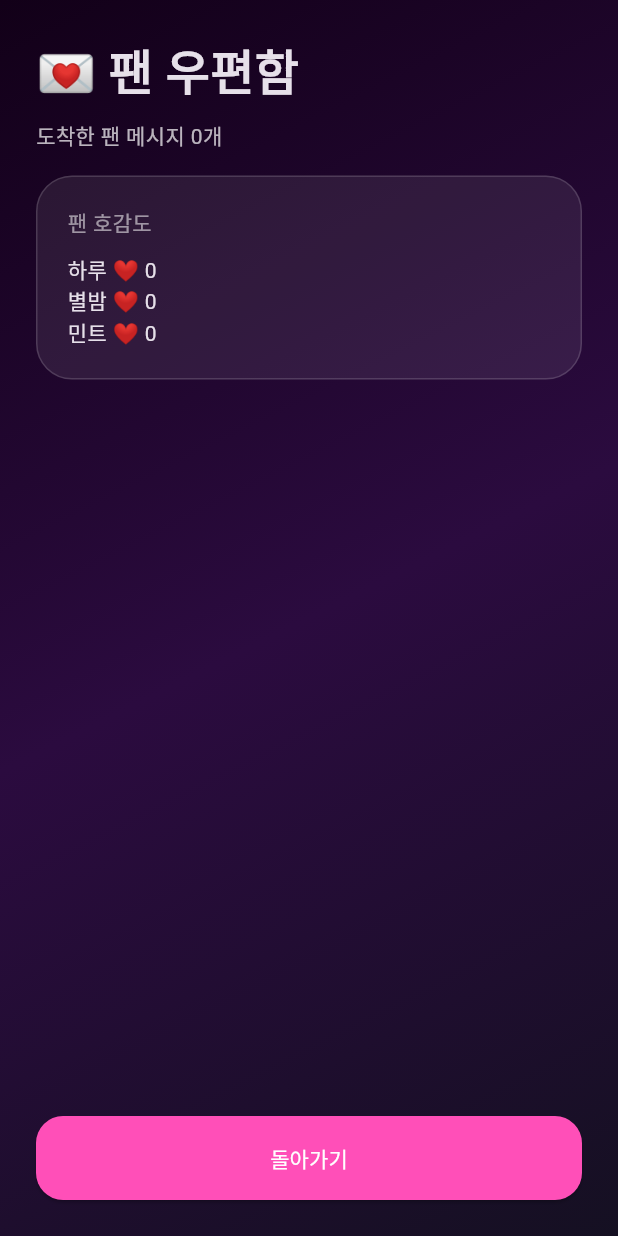
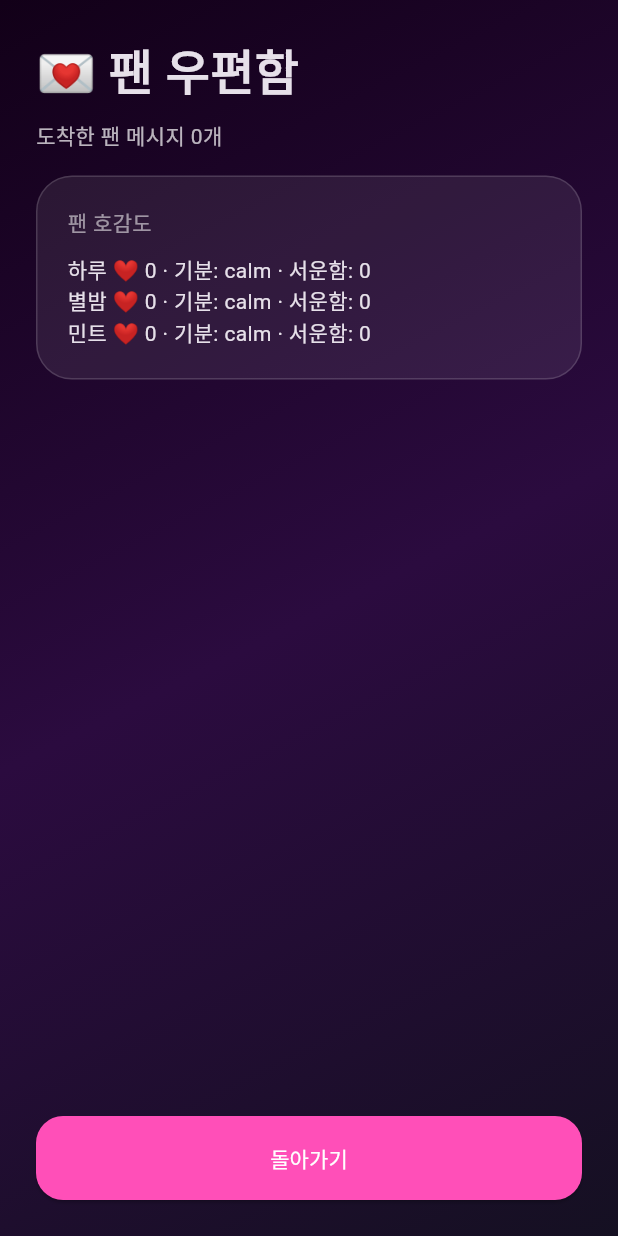
Before and after one commit to binamana/fanlive, a Flutter app: the FanMailboxScreen widget shown alone on an empty page, opened directly, on a phone screen of 412 x 824 dp. Run offline on Flutter 3.47's test engine with Material 3 defaults, Android fonts, the phone set to English and light mode, and no system bars; our stand-ins replace shared_preferences; accounts and stored records are empty.

Commit message:
Add core fan relationship profiles

```diff
--- a/lib/app/fanlive_globals.dart
+++ b/lib/app/fanlive_globals.dart
@@ -1,4 +1,6 @@
 import '../models/broadcast_record.dart';
+import '../models/core_fan_profile.dart';
+import '../services/core_fan_service.dart';
 
 List<BroadcastRecord> globalBroadcastRecords = [];
 
@@ -17,3 +19,9 @@ Map<String, String> fanProfiles = {
 };
 
 Map<String, int> fanAffection = {'하루': 0, '별밤': 0, '민트': 0};
+
+List<CoreFanProfile> globalCoreFanProfiles =
+    CoreFanService.createDefaultProfiles()
+      ..forEach((profile) {
+        profile.affection = fanAffection[profile.name] ?? profile.affection;
+      });
--- a/lib/screens/fan_mailbox_screen.dart
+++ b/lib/screens/fan_mailbox_screen.dart
@@ -1,6 +1,7 @@
 import 'package:flutter/material.dart';
 
-import '../app/fanlive_globals.dart' show fanAffection, globalFanMessages;
+import '../app/fanlive_globals.dart'
+    show fanAffection, globalCoreFanProfiles, globalFanMessages;
 import '../main.dart' show fanButtonStyle;
 import '../widgets/fanlive_background.dart';
 import '../widgets/glass_card.dart';
@@ -36,9 +37,10 @@ class FanMailboxScreen extends StatelessWidget {
                       style: TextStyle(color: Colors.white54),
                     ),
                     const SizedBox(height: 10),
-                    Text('하루 ❤️ ${fanAffection['하루'] ?? 0}'),
-                    Text('별밤 ❤️ ${fanAffection['별밤'] ?? 0}'),
-                    Text('민트 ❤️ ${fanAffection['민트'] ?? 0}'),
+                    for (final profile in globalCoreFanProfiles)
+                      Text(
+                        '${profile.name} ❤️ ${fanAffection[profile.name] ?? profile.affection} · 기분: ${profile.mood} · 서운함: ${profile.neglect}',
+                      ),
                   ],
                 ),
               ),
--- /dev/null
+++ b/lib/services/core_fan_service.dart
@@ -0,0 +1,112 @@
+import '../models/core_fan_profile.dart';
+
+class CoreFanService {
+  const CoreFanService._();
+
+  static List<CoreFanProfile> createDefaultProfiles() {
+    return [
+      CoreFanProfile(
+        name: '하루',
+        personality: 'caring, emotional, slightly worried, long-time fan',
+        affection: 0,
+        mood: 'calm',
+        neglect: 0,
+        favoriteThemes: const [
+          '새벽 감성 방송',
+          '새벽 고민 상담',
+          '100일 기념 방송',
+        ],
+        dislikedThemes: const [],
+      ),
+      CoreFanProfile(
+        name: '별밤',
+        personality:
+            'calm, realistic, grounded, sometimes gentle fact-check',
+        affection: 0,
+        mood: 'calm',
+        neglect: 0,
+        favoriteThemes: const [
+          '작업실 비하인드',
+          '앨범 발매 전 라방',
+          '컴백 직전 방송',
+        ],
+        dislikedThemes: const [],
+      ),
+      CoreFanProfile(
+        name: '민트',
+        personality: 'playful, quick chat style, meme/heart energy',
+        affection: 0,
+        mood: 'calm',
+        neglect: 0,
+        favoriteThemes: const [
+          '팬 수다 방송',
+          '생일 기념 라방',
+          '팬미팅 전야제',
+        ],
+        dislikedThemes: const [],
+      ),
+    ];
+  }
+
+  static CoreFanProfile? findByName(
+    List<CoreFanProfile> profiles,
+    String name,
+  ) {
+    for (final profile in profiles) {
+      if (profile.name == name) {
+        return profile;
+      }
+    }
+
+    return null;
+  }
+
+  static void applyThemeAffinity(
+    List<CoreFanProfile> profiles,
+    String themeTitle,
+  ) {
+    for (final profile in profiles) {
+      if (profile.favoriteThemes.contains(themeTitle)) {
+        profile.affection += 2;
+        profile.mood = _improveMood(profile.mood);
+      } else if (profile.dislikedThemes.contains(themeTitle)) {
+        profile.neglect += 1;
+      }
+    }
+  }
+
+  static void syncFromLegacyFanAffection(
+    List<CoreFanProfile> profiles,
+    Map<String, int> fanAffection,
+  ) {
+    for (final profile in profiles) {
+      final legacyAffection = fanAffection[profile.name];
+
+      if (legacyAffection != null) {
+        profile.affection = legacyAffection;
+      }
+    }
+  }
+
+  static void syncToLegacyFanAffection(
+    List<CoreFanProfile> profiles,
+    Map<String, int> fanAffection,
+  ) {
+    for (final profile in profiles) {
+      fanAffection[profile.name] = profile.affection;
+    }
+  }
+
+  static String _improveMood(String mood) {
+    switch (mood) {
+      case 'hurt':
+        return 'calm';
+      case 'calm':
+        return 'warm';
+      case 'warm':
+        return 'happy';
+      default:
+        return mood;
+    }
+  }
+}
```
Also changed, not shown: lib/models/core_fan_profile.dart (added, +19 -0 lines).
